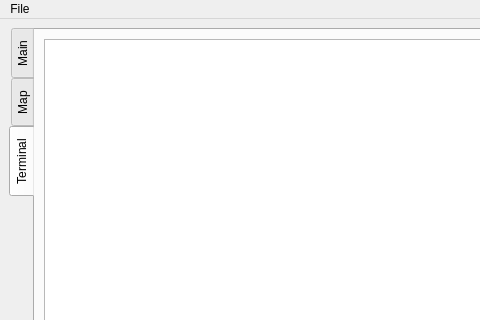
Qt form TOAD/ground_station/toad_gcs/toad_frontend/ui/toad_gui.ui (cuspaceflight/m3-avionics) before a commit; both pictures show x 0 to 480 and y 0 to 320 of the 1048 by 747 pixel window.
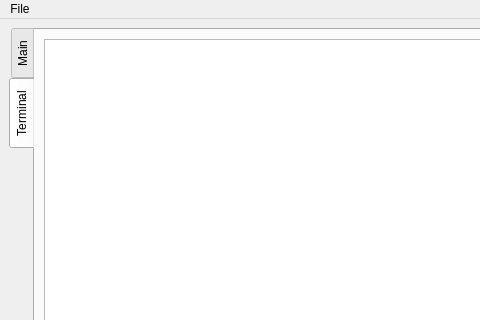
The same form after that commit. Custom widgets are drawn as their Qt base class.

Diff of the .ui file:
```diff
--- a/TOAD/ground_station/toad_gcs/toad_frontend/ui/toad_gui.ui
+++ b/TOAD/ground_station/toad_gcs/toad_frontend/ui/toad_gui.ui
@@ -560,11 +560,6 @@
         </item>
        </layout>
       </widget>
-      <widget class="QWidget" name="map_tab">
-       <attribute name="title">
-        <string>Map</string>
-       </attribute>
-      </widget>
       <widget class="QWidget" name="term_tab">
        <attribute name="title">
         <string>Terminal</string>
```
Left out of the diff: 3 changed lines with no effect on the pictures.
